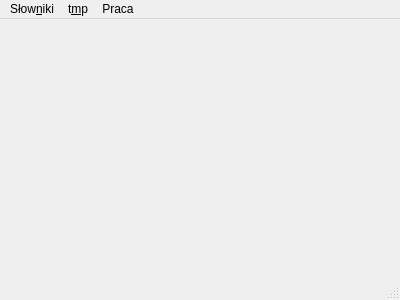
Old version of the form mainwindow.ui in the repository lkucz/magazyn.
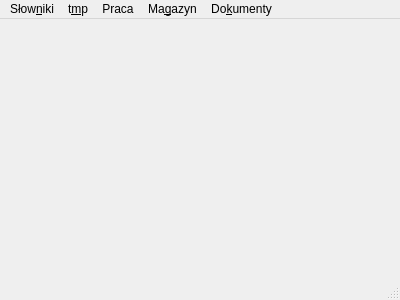
New version of the form.

```diff
--- a/mainwindow.ui
+++ b/mainwindow.ui
@@ -52,9 +52,22 @@
     <addaction name="actionTakeWork"/>
     <addaction name="actionLista_prac"/>
    </widget>
+   <widget class="QMenu" name="menuMagazyn">
+    <property name="title">
+     <string>Ma&amp;gazyn</string>
+    </property>
+    <addaction name="actionAddToStore"/>
+   </widget>
+   <widget class="QMenu" name="menuDokumenty">
+    <property name="title">
+     <string>Do&amp;kumenty</string>
+    </property>
+   </widget>
    <addaction name="menuDict"/>
    <addaction name="menuTmp"/>
    <addaction name="menuPraca"/>
+   <addaction name="menuMagazyn"/>
+   <addaction name="menuDokumenty"/>
   </widget>
   <widget class="QStatusBar" name="statusBar"/>
   <action name="actionType">
```
Left out of the diff: 32 changed lines with no effect on the pictures.
